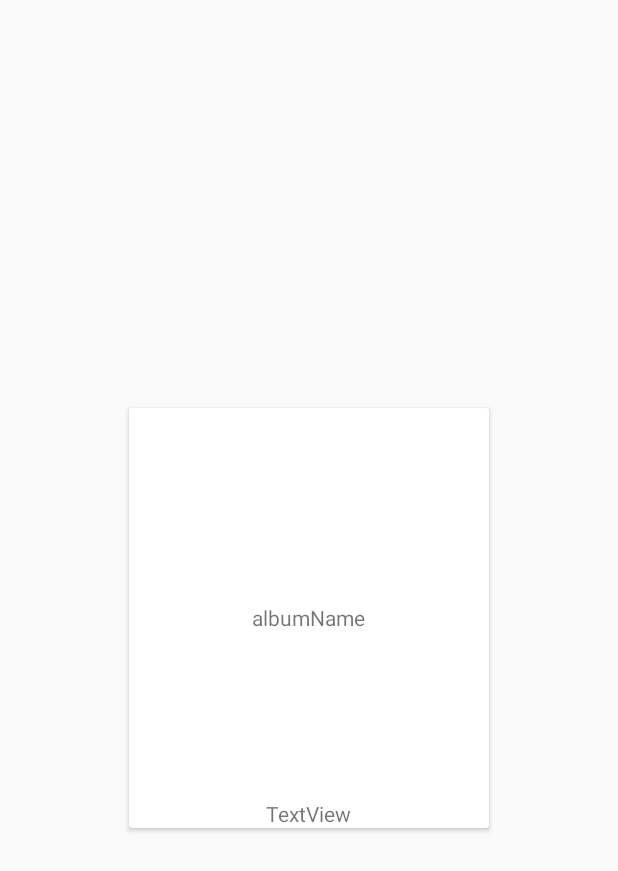
After one commit to klloo/HeungR, an Android app: the layout item_album_card.xml on its own in the app's theme, with its tools: preview values and no code run, on a phone screen of 412 x 824 dp. The commit adds this screen. Shown: the top 871 px of the screen. Run offline under Robolectric (Android 15) with nearby library versions, the phone set to English and light mode, and no system bars.

Commit message:
MainActivity UI 변경

```diff
--- a/app/build.gradle
+++ b/app/build.gradle
@@ -60,4 +60,7 @@ dependencies {
     implementation files('libs/TarsosDSP-latest.jar')
     implementation 'com.jjoe64:graphview:4.1.0'
 
+    //앨범
+    implementation 'com.yarolegovich:discrete-scrollview:1.4.9'
+
 }
--- a/app/src/main/AndroidManifest.xml
+++ b/app/src/main/AndroidManifest.xml
@@ -28,7 +28,6 @@
                 <category android:name="android.intent.category.LAUNCHER" />
             </intent-filter>
         </activity>
-        <activity android:name=".AllSongsActivity" />
         <activity
             android:name=".SettingsActivity"
             android:label="@string/title_activity_settings"
@@ -76,6 +75,9 @@
             </intent-filter>
         </activity>
 
+
+        <activity android:name=".CarouselActivity"/>
+
     </application>
 
 </manifest>
--- a/app/src/main/java/com/midisheetmusic/RecordingActivity.java
+++ b/app/src/main/java/com/midisheetmusic/RecordingActivity.java
@@ -867,7 +867,7 @@ public class RecordingActivity extends AppCompatActivity implements
         File file = new File(dir, fileName + ".mid") ;
         midiFileMaker.writeToFile (file);
 
-        ((MainActivity)MainActivity.mContext).loadFolder();
+        ((MainActivity)MainActivity.mContext).setAlbum();
         ((ChooseSongActivity)ChooseSongActivity.cContext).loadFile();
 
 
--- /dev/null
+++ b/app/src/main/res/layout/item_album_card.xml
@@ -0,0 +1,30 @@
+<?xml version="1.0" encoding="utf-8"?>
+<androidx.cardview.widget.CardView xmlns:android="http://schemas.android.com/apk/res/android"
+    android:id="@+id/cards"
+    android:layout_width="240dp"
+    android:layout_height="280dp"
+    android:layout_gravity="center"
+    android:layout_margin="4dp">
+
+    <ImageView
+        android:id="@+id/image"
+        android:layout_width="match_parent"
+        android:layout_height="match_parent"
+        android:scaleType="centerCrop" />
+
+    <TextView
+        android:id="@+id/album_name"
+        android:layout_width="wrap_content"
+        android:layout_height="wrap_content"
+        android:layout_gravity="center"
+        android:text="albumName" />
+
+    <TextView
+        android:id="@+id/numOfSongs"
+        android:layout_width="wrap_content"
+        android:layout_height="wrap_content"
+        android:layout_gravity="bottom|center_horizontal"
+        android:text="TextView" />
+
+
+</androidx.cardview.widget.CardView>
```
Also changed, not shown: app/src/main/java/com/midisheetmusic/AlbumAdaptor.java (added, +56 -0 lines), app/src/main/java/com/midisheetmusic/MainActivity.java (+86 -20 lines), app/src/main/res/layout/activity_main.xml (+16 -6 lines).
